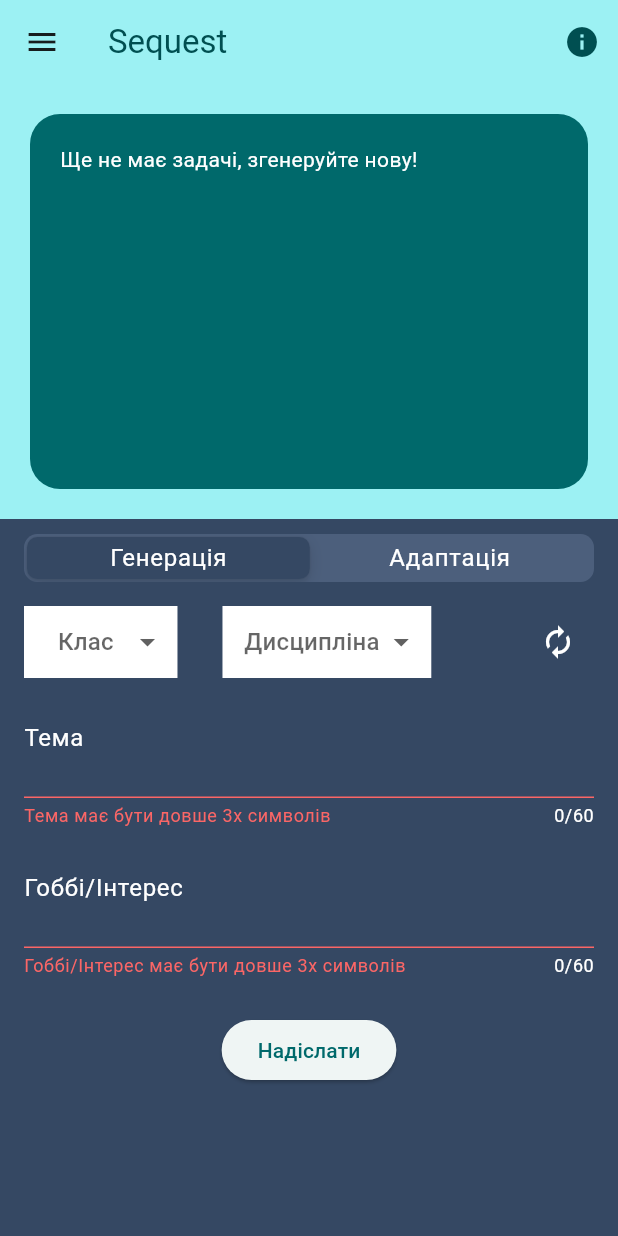
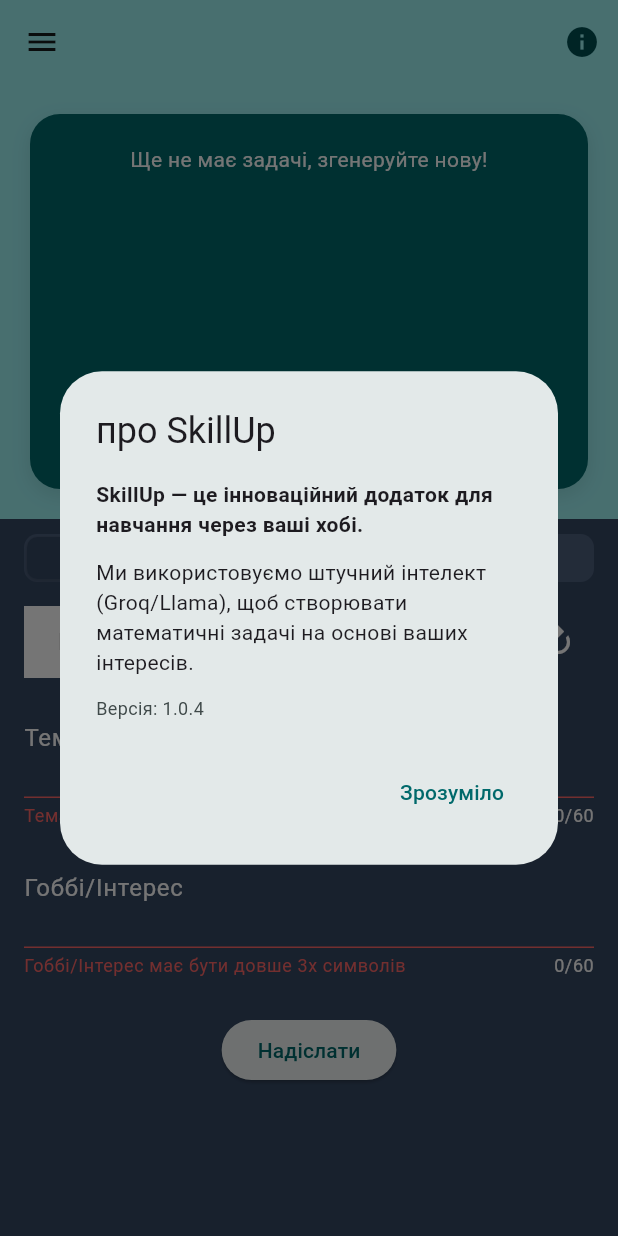
Before and after one commit to KaterinaGrabovyk/SkillUp_app, a Flutter app: the screen it shows after launch, after a tap on "Надіслати", after a tap on the "info" icon, on a phone screen of 412 x 824 dp. Run offline on Flutter 3.47's test engine with Material 3 defaults, Android fonts, the phone set to English and light mode, and no system bars; our stand-ins replace flutter_dotenv, flutter_riverpod; missing offline and left inert: groq_sdk, localstore.

Commit message:
Local storage for topic, hobbies and tasks; updated UI;

```diff
--- /dev/null
+++ b/lib/Providers/user_data_provider.dart
@@ -0,0 +1,62 @@
+import 'package:flutter_riverpod/legacy.dart';
+import 'package:localstore/localstore.dart';
+
+class UserDataProvider
+    extends StateNotifier<List<Map<String, String>>> {
+  UserDataProvider(this.dbTitle) : super([]) {
+    _loadData();
+  }
+  final String dbTitle;
+  final _db = Localstore.instance;
+  Future<void> _loadData() async {
+    final items = await _db.collection(dbTitle).get();
+    if (items != null) {
+      final List<Map<String, String>> loadedData = items.values.map(
+        (item) {
+          return {
+            'id': item['id'] as String,
+            'title': item['title'] as String,
+            'createdAt': DateTime.now().toIso8601String(),
+          };
+        },
+      ).toList();
+      state = loadedData;
+    }
+  }
+
+  void addItem(String title) {
+    final id = _db.collection(dbTitle).doc().id;
+    final newItem = {
+      'id': id,
+      'title': title,
+      'createdAt': DateTime.now().toIso8601String(),
+    };
+
+    _db.collection(dbTitle).doc(id).set(newItem);
+
+    state = [newItem, ...state];
+  }
+
+  void editItem(String id, String newTitle) {
+    final existingItem = state.firstWhere(
+      (item) => item['id'] == id,
+    );
+    _db.collection(dbTitle).doc(id).set({
+      'id': id,
+      'title': newTitle,
+      'createdAt': existingItem['createdAt']!,
+    });
+  }
+
+  void deleteItem(String id) {
+    _db.collection(dbTitle).doc(id).delete();
+    state = state.where((item) => item['id'] != id).toList();
+  }
+}
+
+final userDataProvider =
+    StateNotifierProvider.family<
+      UserDataProvider,
+      List<Map<String, String>>,
+      String
+    >((ref, dbTitle) => UserDataProvider(dbTitle));
--- /dev/null
+++ b/lib/screens/about.dart
@@ -0,0 +1,40 @@
+import 'package:flutter/material.dart';
+
+class AboutScreen extends StatelessWidget {
+  const AboutScreen({super.key});
+  @override
+  Widget build(BuildContext context) {
+    return AlertDialog(
+      title: Text('про SkillUp'),
+      content: Column(
+        mainAxisSize: MainAxisSize.min,
+        crossAxisAlignment: CrossAxisAlignment.start,
+        children: [
+          const Text(
+            'SkillUp — це інноваційний додаток для навчання через ваші хобі.',
+            style: TextStyle(fontWeight: FontWeight.bold),
+          ),
+          const SizedBox(height: 12),
+          const Text(
+            'Ми використовуємо штучний інтелект (Groq/Llama), щоб створювати '
+            'математичні задачі на основі ваших інтересів.',
+          ),
+          const SizedBox(height: 12),
+          Text(
+            'Версія: 1.0.4',
+            style: TextStyle(
+              color: Theme.of(context).colorScheme.onSurfaceVariant,
+              fontSize: 12,
+            ),
+          ),
+        ],
+      ),
+      actions: [
+        TextButton(
+          onPressed: () => Navigator.of(context).pop(),
+          child: const Text('Зрозуміло'),
+        ),
+      ],
+    );
+  }
+}
--- a/lib/screens/main_screen.dart
+++ b/lib/screens/main_screen.dart
@@ -1,7 +1,8 @@
 import 'package:flutter/material.dart';
+import 'package:skill_up_app/screens/about.dart';
 import 'package:skill_up_app/widgets/main_drawer.dart';
 import 'package:skill_up_app/widgets/result.dart';
-import 'package:skill_up_app/widgets/task_options.dart';
+import 'package:skill_up_app/widgets/options_widgets/task_options.dart';
 
 class MainScreen extends StatelessWidget {
   const MainScreen({super.key});
@@ -9,18 +10,17 @@
   Widget build(BuildContext context) {
     return Scaffold(
       appBar: AppBar(
-        title: Text(
-          'Sequest',
-          style: TextStyle(
-            color: Theme.of(context).colorScheme.onPrimaryContainer,
-          ),
-        ),
         backgroundColor: Theme.of(
           context,
         ).colorScheme.primaryContainer,
         actions: [
           IconButton(
-            onPressed: () {},
+            onPressed: () {
+              showDialog(
+                context: context,
+                builder: (ctx) => AboutScreen(),
+              );
+            },
             icon: Icon(
               Icons.info,
               color: Theme.of(
@@ -30,11 +30,10 @@
           ),
         ],
       ),
-      backgroundColor: Theme.of(
-        context,
-      ).colorScheme.primaryContainer,
       drawer: MainDrawer(),
-      body: Center(
+      body: Container(
+        color: Theme.of(context).colorScheme.primaryContainer,
+        child: Center(
           child: Column(
             mainAxisSize: MainAxisSize.min,
             children: [
@@ -43,6 +42,7 @@
             ],
           ),
         ),
+      ),
     );
   }
 }
--- a/lib/widgets/main_drawer.dart
+++ b/lib/widgets/main_drawer.dart
@@ -1,9 +1,98 @@
 import 'package:flutter/material.dart';
+import 'package:skill_up_app/screens/drawer_item_data.dart';
+import 'package:skill_up_app/widgets/main_drawer_item.dart';
 
 class MainDrawer extends StatelessWidget {
   const MainDrawer({super.key});
   @override
   Widget build(BuildContext context) {
-    return Drawer();
+    void openScreen(Widget screen) {
+      Navigator.of(context).push(
+        PageRouteBuilder(
+          pageBuilder: (ctx, a, m) => screen,
+
+          transitionsBuilder: (ctx, animation, an, child) {
+            final tween = Tween(
+              begin: Offset(1, 0),
+              end: Offset.zero,
+            ).chain(CurveTween(curve: Curves.easeOut));
+            return SlideTransition(
+              position: animation.drive(tween),
+              child: Container(
+                color: Theme.of(context).colorScheme.primary,
+                child: child,
+              ),
+            );
+          },
+        ),
+      );
+    }
+
+    return Drawer(
+      backgroundColor: Theme.of(context).colorScheme.primary,
+      child: Column(
+        children: [
+          DrawerHeader(
+            padding: EdgeInsets.all(20),
+            child: Row(
+              children: [
+                Icon(
+                  Icons.keyboard_double_arrow_up,
+                  size: 48,
+                  color: Theme.of(context).colorScheme.onPrimary,
+                ),
+                SizedBox(width: 18),
+                Text(
+                  'SkillUp',
+                  style: Theme.of(context).textTheme.titleLarge!
+                      .copyWith(
+                        color: Theme.of(
+                          context,
+                        ).colorScheme.onPrimary,
+                      ),
+                ),
+              ],
+            ),
+          ),
+
+          MainDrawerItem(
+            title: 'Теми',
+            icon: Icons.category,
+            onSelectScreen: () {
+              openScreen(
+                DrawerItemDataScreen(
+                  title: 'Теми',
+                  dbTitle: 'topics',
+                ),
+              );
+            },
+          ),
+          MainDrawerItem(
+            title: 'Гоббі/Інтереси',
+            icon: Icons.interests,
+            onSelectScreen: () {
+              openScreen(
+                DrawerItemDataScreen(
+                  title: 'Гоббі/Інтереси',
+                  dbTitle: 'hobbies',
+                ),
+              );
+            },
+          ),
+          MainDrawerItem(
+            title: 'Задачі',
+            icon: Icons.assignment_turned_in,
+            onSelectScreen: () {
+              openScreen(
+                DrawerItemDataScreen(
+                  title: 'Задачі',
+                  dbTitle: 'tasks',
+                ),
+              );
+            },
+          ),
+        ],
+      ),
+    );
   }
 }
--- /dev/null
+++ b/lib/widgets/main_drawer_item.dart
@@ -0,0 +1,32 @@
+import 'package:flutter/material.dart';
+
+class MainDrawerItem extends StatelessWidget {
+  const MainDrawerItem({
+    super.key,
+    required this.title,
+    required this.icon,
+    required this.onSelectScreen,
+  });
+
+  final IconData icon;
+  final String title;
+  final void Function() onSelectScreen;
+  @override
+  Widget build(BuildContext context) {
+    return ListTile(
+      onTap: onSelectScreen,
+      leading: Icon(
+        icon,
+        size: 26,
+        color: Theme.of(context).colorScheme.onPrimary,
+      ),
+      title: Text(
+        title,
+        style: Theme.of(context).textTheme.titleSmall!.copyWith(
+          color: Theme.of(context).colorScheme.onPrimary,
+          fontSize: 24,
+        ),
+      ),
+    );
+  }
+}
--- a/lib/widgets/adaptation_options.dart
+++ b/lib/widgets/options_widgets/adaptation_options.dart
@@ -1,6 +1,6 @@
 import 'package:flutter/material.dart';
 import 'package:skill_up_app/data/base_data.dart';
-import 'package:skill_up_app/widgets/input_with_autocomplete.dart';
+import 'package:skill_up_app/widgets/options_widgets/input_with_autocomplete.dart';
 
 class AdaptationOptions extends StatefulWidget {
   const AdaptationOptions({super.key, required this.colorScheme});
--- a/lib/widgets/generation_options.dart
+++ b/lib/widgets/options_widgets/generation_options.dart
@@ -1,23 +1,29 @@
 import 'package:flutter/material.dart';
+import 'package:flutter_riverpod/flutter_riverpod.dart';
 import 'package:skill_up_app/data/base_data.dart';
-import 'package:skill_up_app/widgets/input_with_autocomplete.dart';
+import 'package:skill_up_app/widgets/options_widgets/input_with_autocomplete.dart';
 
-class GenerationOptions extends StatefulWidget {
+class GenerationOptions extends ConsumerStatefulWidget {
   const GenerationOptions({
     super.key,
     required this.colorScheme,
+    required this.userTopics,
+    required this.allHobbies,
     required this.onTopicChanged,
     required this.onHobbyChanged,
   });
   final ColorScheme colorScheme;
+  final List<String> userTopics;
+  final List<String> allHobbies;
   final Function(String) onTopicChanged;
   final Function(String) onHobbyChanged;
   @override
-  State<GenerationOptions> createState() =>
+  ConsumerState<GenerationOptions> createState() =>
       _GenerationOptionsState();
 }
 
-class _GenerationOptionsState extends State<GenerationOptions> {
+class _GenerationOptionsState
+    extends ConsumerState<GenerationOptions> {
   int _selectedClass = 0;
   String _selectedDiscipline = '';
   final Map<String, List<String>> _disciplineMap = {
@@ -37,7 +43,7 @@
     return _disciplineMap['high']!;
   }
 
-  List<String> get _allSchoolTopics {
+  List<String> get _allTopics {
     if (_selectedDiscipline != '') {
       if (_selectedClass != 0) {
         return schoolProgram
@@ -54,12 +60,22 @@
             .map((topic) => topic.title)
             .toList();
       }
+      return schoolProgram
+          .expand((c) => c.disciplines)
+          .where(
+            (schoolDisc) => schoolDisc.title == _selectedDiscipline,
+          )
+          .expand((d) => d.topics)
+          .map((topic) => topic.title)
+          .toList();
     }
-    return schoolProgram
-        .expand((c) => c.disciplines)
-        .expand((d) => d.topics)
-        .map((topic) => topic.title)
-        .toList();
+    return [
+      ...schoolProgram
+          .expand((c) => c.disciplines)
+          .expand((d) => d.topics)
+          .map((topic) => topic.title),
+      ...widget.userTopics,
+    ];
   }
 
   @override
@@ -132,14 +148,17 @@
           ],
         ),
         InputWithAutocomplete(
+          key: ValueKey(
+            'topic-$_selectedClass-$_selectedDiscipline',
+          ),
           inputText: 'Тема',
-          autocomleteItemsList: _allSchoolTopics,
+          autocomleteItemsList: _allTopics,
           onSelectedParam: widget.onTopicChanged,
           inputColor: widget.colorScheme.onTertiary,
         ),
         InputWithAutocomplete(
           inputText: 'Гоббі/Інтерес',
-          autocomleteItemsList: baseHobbyList,
+          autocomleteItemsList: widget.allHobbies,
           onSelectedParam: widget.onHobbyChanged,
           inputColor: widget.colorScheme.onTertiary,
         ),
--- a/lib/widgets/task_options.dart
+++ b/lib/widgets/options_widgets/task_options.dart
@@ -2,8 +2,10 @@
 import 'package:flutter/material.dart';
 import 'package:flutter_riverpod/flutter_riverpod.dart';
 import 'package:skill_up_app/Providers/groq_provider.dart';
-import 'package:skill_up_app/widgets/adaptation_options.dart';
-import 'package:skill_up_app/widgets/generation_options.dart';
+import 'package:skill_up_app/Providers/user_data_provider.dart';
+import 'package:skill_up_app/data/base_data.dart';
+import 'package:skill_up_app/widgets/options_widgets/adaptation_options.dart';
+import 'package:skill_up_app/widgets/options_widgets/generation_options.dart';
 
 class TaskOptions extends ConsumerStatefulWidget {
   const TaskOptions({super.key});
@@ -16,26 +18,83 @@
   final _formKey = GlobalKey<FormState>();
   var _selectedTopic = '';
   var _selectedHobby = '';
+  bool isSending = false;
   void _sendPrompt() async {
+    setState(() {
+      isSending = true;
+    });
+
+    FocusScope.of(context).unfocus();
     final isValid = _formKey.currentState!.validate();
     if (!isValid) {
+      setState(() {
+        isSending = false;
+      });
+
       return;
     }
     _formKey.currentState!.save();
 
-    ref
+    await ref
         .read(groqResponseProvider.notifier)
         .generateProblem(_selectedTopic, _selectedHobby);
+    final task = ref.read(groqResponseProvider);
+    if (!task.startsWith('Помилка:') && task != 'loading') {
+      ref.read(userDataProvider('tasks').notifier).addItem(task);
+      _addUserParams();
+      _selectedTopic = '';
+      _selectedHobby = '';
+    }
+
+    setState(() {
+      isSending = false;
+    });
+  }
+
+  void _addUserParams() {
+    final allTopics = [
+      ...schoolProgram
+          .expand((c) => c.disciplines)
+          .expand((d) => d.topics)
+          .map((topic) => topic.title),
+      ...ref
+          .watch(userDataProvider('topics'))
+          .map((item) => item['title'] as String),
+    ];
+    final allHobbies = [
+      ...baseHobbyList,
+      ...ref
+          .watch(userDataProvider('hobbies'))
+          .map((item) => item['title'] as String),
+    ];
+    if (!allTopics.contains(_selectedTopic)) {
+      ref
+          .read(userDataProvider('topics').notifier)
+          .addItem(_selectedTopic);
+    }
+    if (!allHobbies.contains(_selectedHobby)) {
+      ref
+          .read(userDataProvider('hobbies').notifier)
+          .addItem(_selectedHobby);
+    }
   }
 
   @override
   Widget build(BuildContext context) {
-    final theme = Theme.of(context);
-    final colorScheme = theme.colorScheme;
-
-    final segmentTextStyle = theme.textTheme.bodyLarge?.copyWith(
-      color: colorScheme.onTertiary,
-    );
+    final userTopics = ref
+        .watch(userDataProvider('topics'))
+        .map((item) => item['title'] as String)
+        .toList();
+    final allHobbies = [
+      ...baseHobbyList,
+      ...ref
+          .watch(userDataProvider('hobbies'))
+          .map((item) => item['title'] as String),
+    ];
+    final colorScheme = Theme.of(context).colorScheme;
+    final segmentTextStyle = Theme.of(
+      context,
+    ).textTheme.bodyLarge?.copyWith(color: colorScheme.onTertiary);
 
     return Container(
       decoration: BoxDecoration(
@@ -67,6 +126,8 @@
                   _groupValue == 0
                       ? GenerationOptions(
                           colorScheme: colorScheme,
+                          userTopics: userTopics,
+                          allHobbies: allHobbies,
                           onTopicChanged: (value) {
                             _selectedTopic = value;
                           },
@@ -82,8 +143,10 @@
                         MainAxisAlignment.spaceAround,
                     children: [
                       ElevatedButton(
-                        onPressed: _sendPrompt,
-                        child: Text('Надіслати'),
+                        onPressed: isSending ? () {} : _sendPrompt,
+                        child: isSending
+                            ? CircularProgressIndicator()
+                            : Text('Надіслати'),
                       ),
                     ],
                   ),
--- a/lib/widgets/result.dart
+++ b/lib/widgets/result.dart
@@ -7,29 +7,51 @@
 
   @override
   Widget build(BuildContext context, WidgetRef ref) {
-    String result = 'Ще не має задачі, згенеруйте нову!';
-    if (ref.watch(groqResponseProvider).isNotEmpty) {
-      result = ref.watch(groqResponseProvider);
-    }
-    return Container(
-      height: 250,
-      width: double.infinity,
-      margin: EdgeInsets.all(20),
-      padding: EdgeInsets.all(20),
-      decoration: BoxDecoration(
-        color: Theme.of(context).colorScheme.primary,
-        border: Border.symmetric(),
-        borderRadius: BorderRadius.circular(20),
-      ),
-      child: SingleChildScrollView(
+    final response = ref.watch(groqResponseProvider);
+
+    // Визначаємо контент залежно від стану
+    Widget content;
+
+    if (response == 'loading') {
+      content = const Center(
+        child: CircularProgressIndicator(
+          color: Colors.white,
+        ),
+      );
+    } else if (response.isEmpty) {
+      content = const Text(
+        'Ще не має задачі, згенеруйте нову!',
+        textAlign: TextAlign.center,
+        style: TextStyle(color: Colors.white),
+      );
+    } else {
+      content = SingleChildScrollView(
         child: Text(
-          result,
+          response,
           style: TextStyle(
             color: Theme.of(context).colorScheme.onPrimary,
           ),
         ),
+      );
+    }
+
+    return Container(
+      height: 250,
+      width: double.infinity,
+      margin: const EdgeInsets.all(20),
+      padding: const EdgeInsets.all(20),
+      decoration: BoxDecoration(
+        color: Theme.of(context).colorScheme.primary,
+        borderRadius: BorderRadius.circular(20),
+        boxShadow: [
+          BoxShadow(
+            color: Colors.black.withOpacity(0.1),
+            blurRadius: 10,
+            offset: const Offset(0, 4),
+          ),
+        ],
       ),
+      child: content, // Вставляємо підготовлений контент
     );
   }
 }
-//ref.watch(groqResponseProvider)
--- a/pubspec.yaml
+++ b/pubspec.yaml
@@ -38,6 +38,7 @@
   groq_sdk: ^1.0.2
   flutter_dotenv: ^6.0.1
   flutter_riverpod: ^3.3.1
+  localstore: ^1.4.0
 
 dev_dependencies:
   flutter_test:
```
Also changed, not shown: lib/Providers/groq_provider.dart (+4 -8 lines), lib/screens/drawer_item_data.dart (added, +198 -0 lines), lib/widgets/options_widgets/input_with_autocomplete.dart (renamed from lib/widgets/input_with_autocomplete.dart), pubspec.lock, 3 other files. Lines whose indentation alone changed are shown as unchanged.
